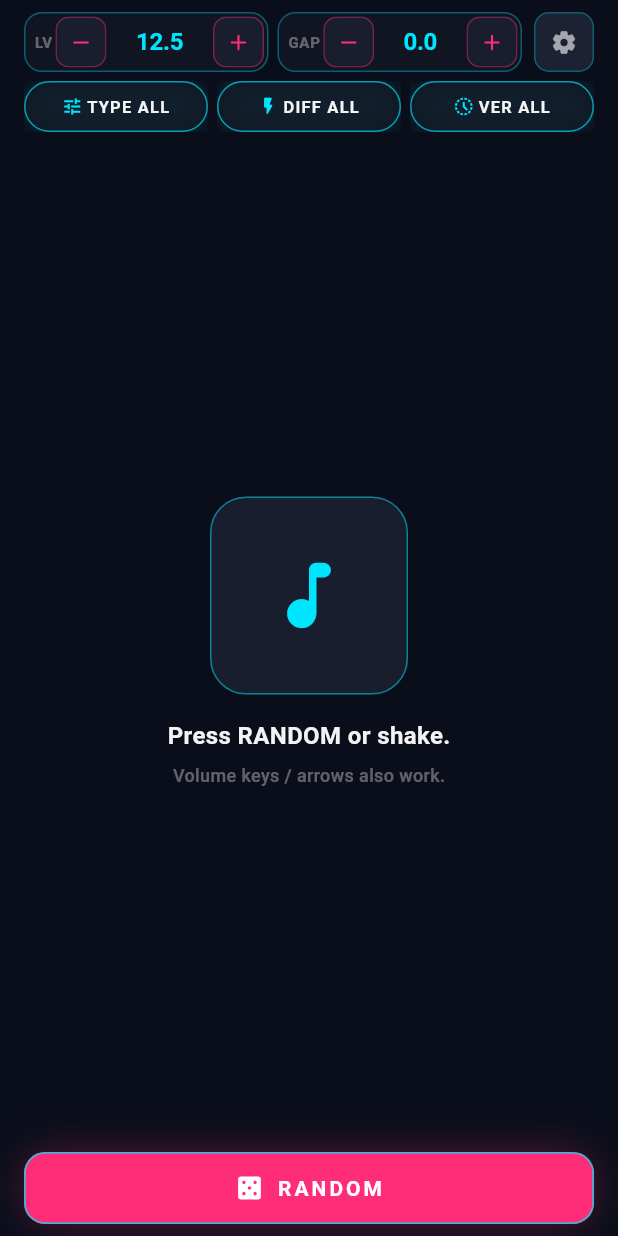
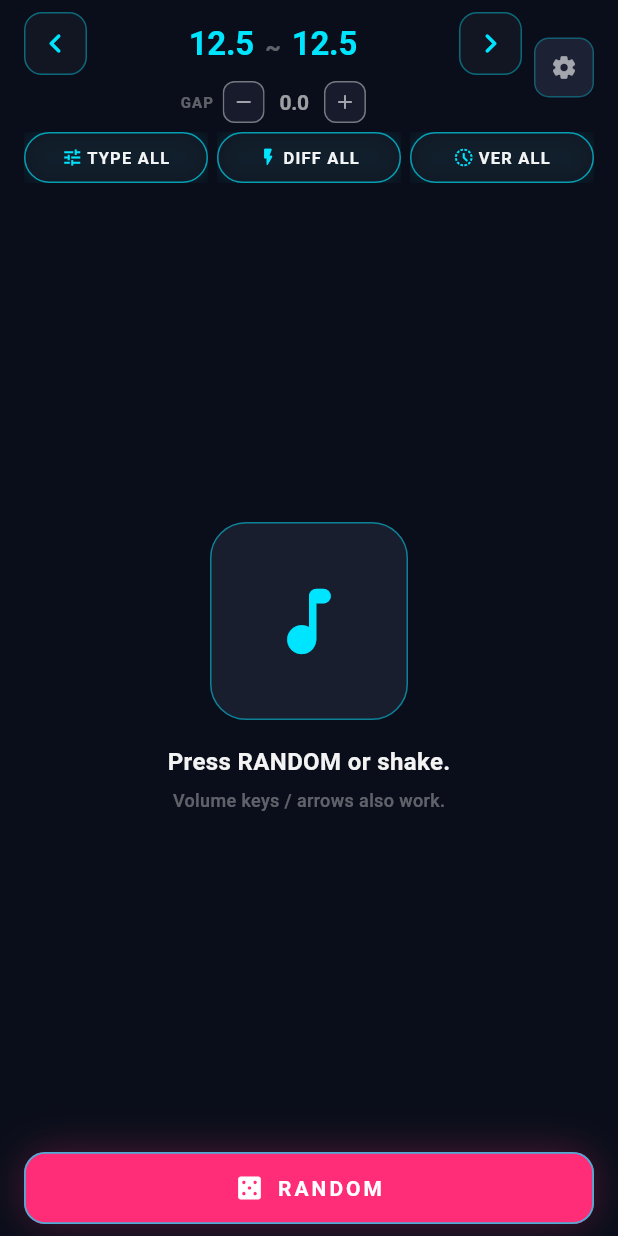
Before and after one commit to minty99/maimai-bot, a Flutter app: the screen it shows after launch, on a phone screen of 412 x 824 dp. Run offline on Flutter 3.47's test engine with Material 3 defaults, Android fonts, the phone set to English and light mode, and no system bars; our stand-ins replace cached_network_image, dio, equatable, flutter_bloc, sensors_plus, shared_preferences; missing offline and left inert: volume_button_override; network calls fail; Roboto replaces fonts that are missing (Exo 2, Rajdhani).

Commit message:
feat(picker): redesign level controls with range-first display
Replace side-by-side LV/GAP steppers with a range-first layout:
- Primary row shows "12.5 ~ 13.0" directly with large level arrows
- Secondary row has a compact GAP stepper (infrequently adjusted)
- Range is immediately readable at a glance
- Level arrows are 42px for easy glove interaction
- GAP controls are smaller (28px) since changes are rare

Co-Authored-By: Claude Opus 4.6 <noreply@anthropic.com>

```diff
--- a/maimai-picker-app/lib/features/song_selection/presentation/screens/song_selection_screen.dart
+++ b/maimai-picker-app/lib/features/song_selection/presentation/screens/song_selection_screen.dart
@@ -336,7 +336,8 @@ class _SongSelectionScreenState extends State<SongSelectionScreen>
                           child: ScaleTransition(
                             scale: _rangeScaleAnimation,
                             child: LevelGapControls(
-                              levelText: levelState.start.toStringAsFixed(1),
+                              rangeStart: levelState.start.toStringAsFixed(1),
+                              rangeEnd: levelState.end.toStringAsFixed(1),
                               gapText: levelState.gap.toStringAsFixed(1),
                               onLevelDecrement: () => context
                                   .read<LevelRangeCubit>()
--- a/maimai-picker-app/lib/features/song_selection/presentation/widgets/controls/level_gap_controls.dart
+++ b/maimai-picker-app/lib/features/song_selection/presentation/widgets/controls/level_gap_controls.dart
@@ -4,17 +4,20 @@ import '../../../../../core/theme/app_colors.dart';
 import '../../../../../core/theme/app_spacing.dart';
 import '../../../../../core/theme/app_typography.dart';
 
-/// Compact LV / GAP stepper controls designed for narrow portrait screens.
+/// Range-first level control with prominent range display and large arrows.
 ///
-/// Layout:  [ LV ◀ 12.5 ▶ ]  [ GAP ◀ 0.5 ▶ ]
+/// Layout (two rows):
+///   Row 1:  [ ◀ ]   12.5 ~ 13.0   [ ▶ ]       ← range + level arrows
+///   Row 2:             GAP [ ◀ 0.5 ▶ ]         ← secondary GAP stepper
 ///
-/// Each cluster: label(22px) + btn(34) + value(flex) + btn(34) + padding.
-/// Total per cluster ≈ 130px at minimum → two clusters + 6px gap = 266px.
-/// Leaves ~77px for a 40px settings icon comfortably on a 375pt screen.
+/// The range ("start ~ end") is the hero element — immediately readable.
+/// Level arrows are large (42px) since level changes are frequent.
+/// GAP controls are compact since gap changes are infrequent.
 class LevelGapControls extends StatelessWidget {
   const LevelGapControls({
     super.key,
-    required this.levelText,
+    required this.rangeStart,
+    required this.rangeEnd,
     required this.gapText,
     required this.onLevelDecrement,
     required this.onLevelIncrement,
@@ -22,7 +25,8 @@ class LevelGapControls extends StatelessWidget {
     required this.onGapIncrement,
   });
 
-  final String levelText;
+  final String rangeStart;
+  final String rangeEnd;
   final String gapText;
   final VoidCallback onLevelDecrement;
   final VoidCallback onLevelIncrement;
@@ -31,87 +35,69 @@ class LevelGapControls extends StatelessWidget {
 
   @override
   Widget build(BuildContext context) {
-    return Row(
+    return Column(
+      mainAxisSize: MainAxisSize.min,
       children: [
-        Expanded(
-          child: _AdjustCluster(
-            label: 'LV',
-            value: levelText,
-            onDecrement: onLevelDecrement,
-            onIncrement: onLevelIncrement,
-          ),
+        // ── Primary row: [ ◀ ]  12.5 ~ 13.0  [ ▶ ] ──
+        Row(
+          children: [
+            _LevelArrow(
+              icon: Icons.chevron_left_rounded,
+              onTap: onLevelDecrement,
+            ),
+            Expanded(
+              child: Center(
+                child: Text.rich(
+                  TextSpan(
+                    children: [
+                      TextSpan(
+                        text: rangeStart,
+                        style: AppTypography.numeric.copyWith(
+                          color: AppColors.accentPrimary,
+                          fontSize: 22,
+                        ),
+                      ),
+                      TextSpan(
+                        text: '  ~  ',
+                        style: AppTypography.numeric.copyWith(
+                          color: AppColors.textMuted,
+                          fontSize: 16,
+                        ),
+                      ),
+                      TextSpan(
+                        text: rangeEnd,
+                        style: AppTypography.numeric.copyWith(
+                          color: AppColors.accentPrimary,
+                          fontSize: 22,
+                        ),
+                      ),
+                    ],
+                  ),
+                ),
+              ),
+            ),
+            _LevelArrow(
+              icon: Icons.chevron_right_rounded,
+              onTap: onLevelIncrement,
+            ),
+          ],
         ),
-        const SizedBox(width: AppSpacing.xs + 2), // 6px
-        Expanded(
-          child: _AdjustCluster(
-            label: 'GAP',
-            value: gapText,
-            onDecrement: onGapDecrement,
-            onIncrement: onGapIncrement,
-          ),
+        const SizedBox(height: AppSpacing.xs),
+
+        // ── Secondary row: GAP [ ◀ 0.5 ▶ ] ──
+        _GapStepper(
+          value: gapText,
+          onDecrement: onGapDecrement,
+          onIncrement: onGapIncrement,
         ),
       ],
     );
   }
 }
 
-class _AdjustCluster extends StatelessWidget {
-  const _AdjustCluster({
-    required this.label,
-    required this.value,
-    required this.onDecrement,
-    required this.onIncrement,
-  });
-
-  final String label;
-  final String value;
-  final VoidCallback onDecrement;
-  final VoidCallback onIncrement;
-
-  @override
-  Widget build(BuildContext context) {
-    return Container(
-      height: 40,
-      padding: const EdgeInsets.only(left: 6, right: 2),
-      decoration: BoxDecoration(
-        color: AppColors.surface.withValues(alpha: 0.7),
-        borderRadius: BorderRadius.circular(12),
-        border: Border.all(
-          color: AppColors.accentPrimary.withValues(alpha: 0.35),
-        ),
-      ),
-      child: Row(
-        children: [
-          Text(
-            label,
-            style: AppTypography.textTheme.labelSmall?.copyWith(
-              color: AppColors.textMuted,
-              fontSize: 10,
-              letterSpacing: 0.5,
-            ),
-          ),
-          const SizedBox(width: 2),
-          _AdjustButton(icon: Icons.remove_rounded, onTap: onDecrement),
-          Expanded(
-            child: Center(
-              child: Text(
-                value,
-                style: AppTypography.numeric.copyWith(
-                  color: AppColors.accentPrimary,
-                  fontSize: 16,
-                ),
-              ),
-            ),
-          ),
-          _AdjustButton(icon: Icons.add_rounded, onTap: onIncrement),
-        ],
-      ),
-    );
-  }
-}
-
-class _AdjustButton extends StatelessWidget {
-  const _AdjustButton({required this.icon, required this.onTap});
+/// Large arrow button for level adjustment (frequent action, glove-friendly).
+class _LevelArrow extends StatelessWidget {
+  const _LevelArrow({required this.icon, required this.onTap});
 
   final IconData icon;
   final VoidCallback onTap;
@@ -122,20 +108,94 @@ class _AdjustButton extends StatelessWidget {
       color: Colors.transparent,
       child: InkWell(
         onTap: onTap,
-        borderRadius: BorderRadius.circular(9),
+        borderRadius: BorderRadius.circular(12),
         child: Ink(
-          width: 34,
-          height: 34,
+          width: 42,
+          height: 42,
           decoration: BoxDecoration(
-            borderRadius: BorderRadius.circular(9),
+            borderRadius: BorderRadius.circular(12),
+            color: AppColors.surface.withValues(alpha: 0.8),
             border: Border.all(
-              color: AppColors.accentSecondary.withValues(alpha: 0.4),
+              color: AppColors.accentPrimary.withValues(alpha: 0.4),
             ),
-            color: AppColors.surfaceElevated.withValues(alpha: 0.7),
           ),
-          child: Icon(icon, color: AppColors.accentSecondary, size: 18),
+          child: Icon(icon, color: AppColors.accentPrimary, size: 26),
         ),
       ),
     );
   }
 }
+
+/// Compact GAP stepper — small since gap changes are infrequent.
+class _GapStepper extends StatelessWidget {
+  const _GapStepper({
+    required this.value,
+    required this.onDecrement,
+    required this.onIncrement,
+  });
+
+  final String value;
+  final VoidCallback onDecrement;
+  final VoidCallback onIncrement;
+
+  @override
+  Widget build(BuildContext context) {
+    return Row(
+      mainAxisAlignment: MainAxisAlignment.center,
+      children: [
+        Text(
+          'GAP',
+          style: AppTypography.textTheme.labelSmall?.copyWith(
+            color: AppColors.textMuted,
+            fontSize: 10,
+            letterSpacing: 0.8,
+          ),
+        ),
+        const SizedBox(width: 6),
+        _SmallButton(icon: Icons.remove_rounded, onTap: onDecrement),
+        Padding(
+          padding: const EdgeInsets.symmetric(horizontal: 10),
+          child: Text(
+            value,
+            style: AppTypography.numeric.copyWith(
+              color: AppColors.textSecondary,
+              fontSize: 14,
+            ),
+          ),
+        ),
+        _SmallButton(icon: Icons.add_rounded, onTap: onIncrement),
+      ],
+    );
+  }
+}
+
+/// Small button for GAP adjustment.
+class _SmallButton extends StatelessWidget {
+  const _SmallButton({required this.icon, required this.onTap});
+
+  final IconData icon;
+  final VoidCallback onTap;
+
+  @override
+  Widget build(BuildContext context) {
+    return Material(
+      color: Colors.transparent,
+      child: InkWell(
+        onTap: onTap,
+        borderRadius: BorderRadius.circular(8),
+        child: Ink(
+          width: 28,
+          height: 28,
+          decoration: BoxDecoration(
+            borderRadius: BorderRadius.circular(8),
+            color: AppColors.surfaceElevated.withValues(alpha: 0.7),
+            border: Border.all(
+              color: AppColors.textMuted.withValues(alpha: 0.4),
+            ),
+          ),
+          child: Icon(icon, color: AppColors.textSecondary, size: 16),
+        ),
+      ),
+    );
+  }
+}
```
